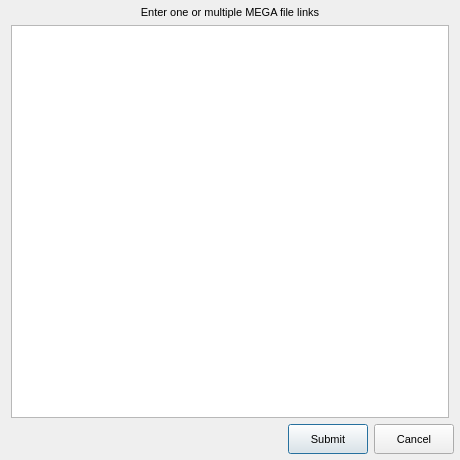
meganz/MEGAsync, file Source/MEGASync/gui/PasteMegaLinksDialog.ui: the form before one commit.
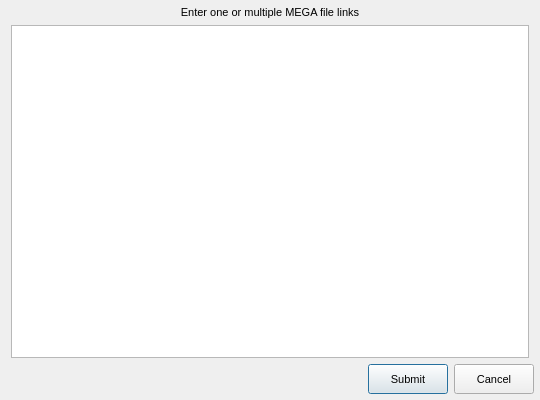
The form after the commit.

Commit message: Fixes for the "Paste links" and "Import links" dialogs

Diff of the .ui file:
```diff
--- a/Source/MEGASync/gui/PasteMegaLinksDialog.ui
+++ b/Source/MEGASync/gui/PasteMegaLinksDialog.ui
@@ -6,20 +6,20 @@
    <rect>
     <x>0</x>
     <y>0</y>
-    <width>460</width>
-    <height>460</height>
+    <width>540</width>
+    <height>400</height>
    </rect>
   </property>
   <property name="minimumSize">
    <size>
-    <width>0</width>
-    <height>0</height>
+    <width>540</width>
+    <height>400</height>
    </size>
   </property>
   <property name="maximumSize">
    <size>
-    <width>16777215</width>
-    <height>16777215</height>
+    <width>540</width>
+    <height>400</height>
    </size>
   </property>
   <property name="windowTitle">
@@ -84,10 +84,10 @@
       <enum>Qt::ScrollBarAsNeeded</enum>
      </property>
      <property name="horizontalScrollBarPolicy">
-      <enum>Qt::ScrollBarAsNeeded</enum>
+      <enum>Qt::ScrollBarAlwaysOff</enum>
      </property>
      <property name="lineWrapMode">
-      <enum>QPlainTextEdit::NoWrap</enum>
+      <enum>QPlainTextEdit::WidgetWidth</enum>
      </property>
      <property name="centerOnScroll">
       <bool>false</bool>
```
The commit also changes 5 other files.
